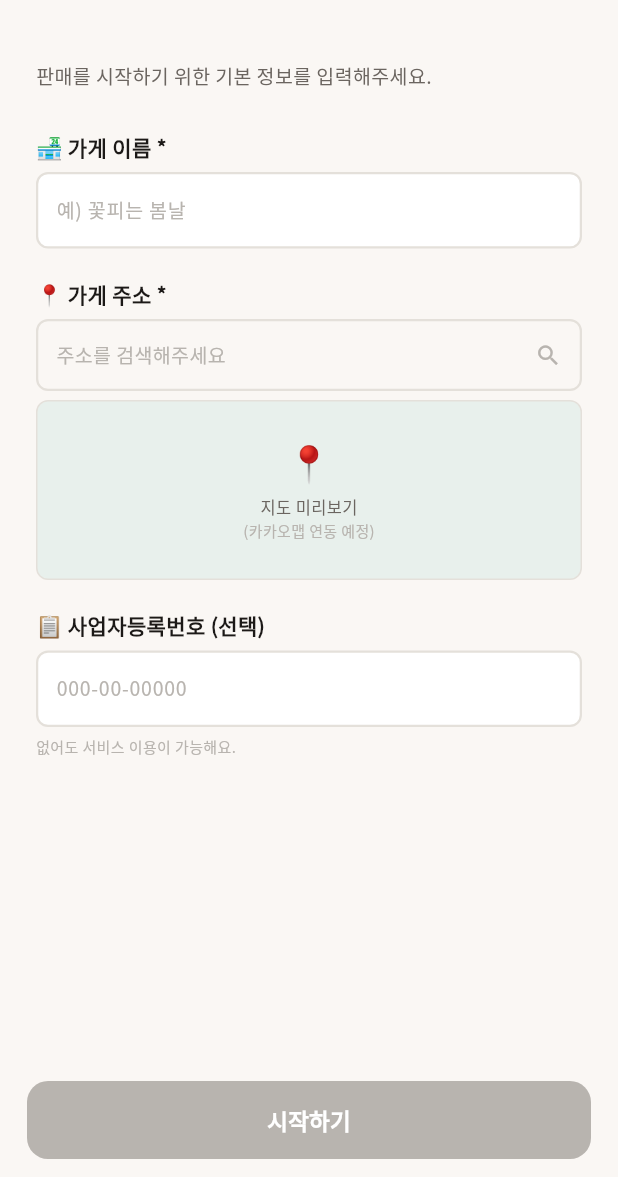
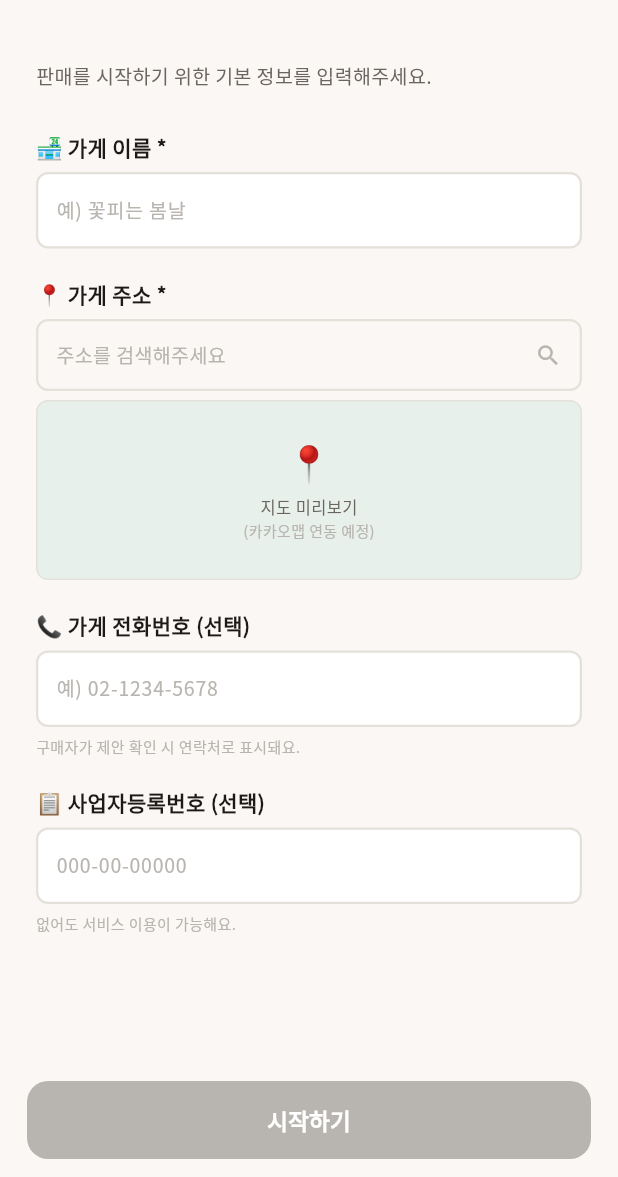
Before and after one commit to ceojosephinelee/florent, a Flutter app: the SellerInfoScreen screen opened by its route, on a phone screen of 412 x 824 dp, the part 59-1236 px from its top. Run offline on Flutter 3.47's test engine with Material 3 defaults, Android fonts, the phone set to English and light mode, and no system bars; our stand-ins replace dio, firebase_core, firebase_messaging, flutter_riverpod, flutter_secure_storage, freezed_annotation and 4 more; missing offline and left inert: kakao_flutter_sdk_user; accounts and stored records are empty; network calls fail.

Commit message:
feat(seller): 가게 전화번호 입력 + 제안서 전화번호 노출
- seller_info_screen: 전화번호 입력 필드 추가 (선택)
- ProposalDetail 모델: shopPhone 필드 추가
- proposal_detail_screen: 전화번호 표시 + tel: 전화 걸기 (에러 핸들링 포함)
- iOS Info.plist: LSApplicationQueriesSchemes에 tel 추가
- auth_provider/repository: phone 파라미터 전달 체인 추가

Co-Authored-By: Claude Opus 4.6 <noreply@anthropic.com>

```diff
--- a/frontend/lib/core/auth/auth_provider.dart
+++ b/frontend/lib/core/auth/auth_provider.dart
@@ -333,6 +333,7 @@ class AuthNotifier extends StateNotifier<AuthState> {
     required String shopAddress,
     required double shopLat,
     required double shopLng,
+    String? phone,
     String? businessNumber,
   }) async {
     state = state.copyWith(isLoading: true, error: null);
@@ -342,6 +343,7 @@ class AuthNotifier extends StateNotifier<AuthState> {
         shopAddress: shopAddress,
         shopLat: shopLat,
         shopLng: shopLng,
+        phone: phone,
         businessNumber: businessNumber,
       );
       await _tokenStorage.saveHasFlowerShop(true);
--- a/frontend/lib/core/auth/screens/seller_info_screen.dart
+++ b/frontend/lib/core/auth/screens/seller_info_screen.dart
@@ -20,6 +20,7 @@ class SellerInfoScreen extends ConsumerStatefulWidget {
 
 class _SellerInfoScreenState extends ConsumerState<SellerInfoScreen> {
   final _shopNameController = TextEditingController();
+  final _phoneController = TextEditingController();
   final _businessNumberController = TextEditingController();
   String? _address;
   double _lat = 0;
@@ -31,6 +32,7 @@ class _SellerInfoScreenState extends ConsumerState<SellerInfoScreen> {
   @override
   void dispose() {
     _shopNameController.dispose();
+    _phoneController.dispose();
     _businessNumberController.dispose();
     super.dispose();
   }
@@ -127,6 +129,22 @@ class _SellerInfoScreenState extends ConsumerState<SellerInfoScreen> {
 
                     const SizedBox(height: 20),
 
+                    // 가게 전화번호
+                    _label('📞 가게 전화번호 (선택)'),
+                    const SizedBox(height: 6),
+                    _textField(
+                      controller: _phoneController,
+                      hint: '예) 02-1234-5678',
+                      keyboardType: TextInputType.phone,
+                    ),
+                    const SizedBox(height: 6),
+                    Text(
+                      '구매자가 제안 확인 시 연락처로 표시돼요.',
+                      style: AppTypography.body(fontSize: 10, color: ink30),
+                    ),
+
+                    const SizedBox(height: 20),
+
                     // 사업자등록번호
                     _label('📋 사업자등록번호 (선택)'),
                     const SizedBox(height: 6),
@@ -160,6 +178,9 @@ class _SellerInfoScreenState extends ConsumerState<SellerInfoScreen> {
                               shopAddress: _address ?? '',
                               shopLat: _lat,
                               shopLng: _lng,
+                              phone: _phoneController.text.trim().isEmpty
+                                  ? null
+                                  : _phoneController.text.trim(),
                               businessNumber: _businessNumberController.text.trim().isEmpty
                                   ? null
                                   : _businessNumberController.text.trim(),
--- a/frontend/lib/core/data/api/api_auth_repository.dart
+++ b/frontend/lib/core/data/api/api_auth_repository.dart
@@ -94,6 +94,7 @@ class ApiAuthRepository implements AuthRepository {
     required String shopAddress,
     required double shopLat,
     required double shopLng,
+    String? phone,
     String? businessNumber,
   }) async {
     final response = await _dio.post('/auth/seller-info', data: {
@@ -101,6 +102,7 @@ class ApiAuthRepository implements AuthRepository {
       'shopAddress': shopAddress,
       'shopLat': shopLat,
       'shopLng': shopLng,
+      if (phone != null) 'phone': phone,
       if (businessNumber != null) 'businessNumber': businessNumber,
     });
     return SellerInfoResult.fromJson(
--- a/frontend/lib/core/data/api/api_buyer_repository.dart
+++ b/frontend/lib/core/data/api/api_buyer_repository.dart
@@ -56,6 +56,7 @@ class ApiBuyerRepository {
       status: data['status'] as String,
       shopName: shop['name'] as String? ?? '',
       shopAddress: shop['addressText'] as String? ?? '',
+      shopPhone: shop['phone'] as String?,
       conceptTitle: data['conceptTitle'] as String? ?? '',
       description: data['description'] as String? ?? '',
       price: data['price'] as int? ?? 0,
--- a/frontend/lib/core/data/auth_repository.dart
+++ b/frontend/lib/core/data/auth_repository.dart
@@ -12,6 +12,7 @@ abstract class AuthRepository {
     required String shopAddress,
     required double shopLat,
     required double shopLng,
+    String? phone,
     String? businessNumber,
   });
   Future<KakaoLoginResult> emailSignup(String email, String password, String nickname);
--- a/frontend/lib/core/data/mock/mock_auth_repository.dart
+++ b/frontend/lib/core/data/mock/mock_auth_repository.dart
@@ -60,6 +60,7 @@ class MockAuthRepository implements AuthRepository {
     required String shopAddress,
     required double shopLat,
     required double shopLng,
+    String? phone,
     String? businessNumber,
   }) async {
     await Future.delayed(const Duration(milliseconds: 500));
--- a/frontend/lib/core/models/proposal.dart
+++ b/frontend/lib/core/models/proposal.dart
@@ -30,6 +30,7 @@ class ProposalDetail with _$ProposalDetail {
     required String status,
     required String shopName,
     required String shopAddress,
+    String? shopPhone,
     required String conceptTitle,
     required String description,
     required int price,
```
Also changed, not shown: frontend/lib/buyer/screens/proposal_detail_screen.dart (+25 -0 lines), frontend/lib/core/models/proposal.freezed.dart, frontend/lib/core/models/proposal.g.dart, 1 other file.
